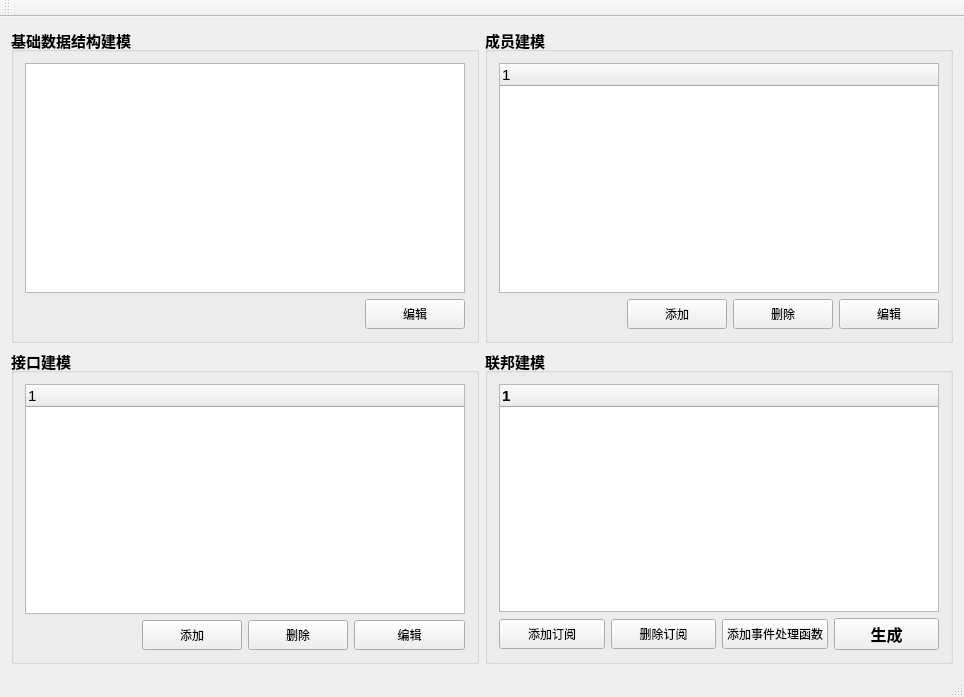
The window that modelDesign/modelDesign/mainWindow.ui (fresh-ji/SimuFrame) describes before a commit, drawn with Qt 5.
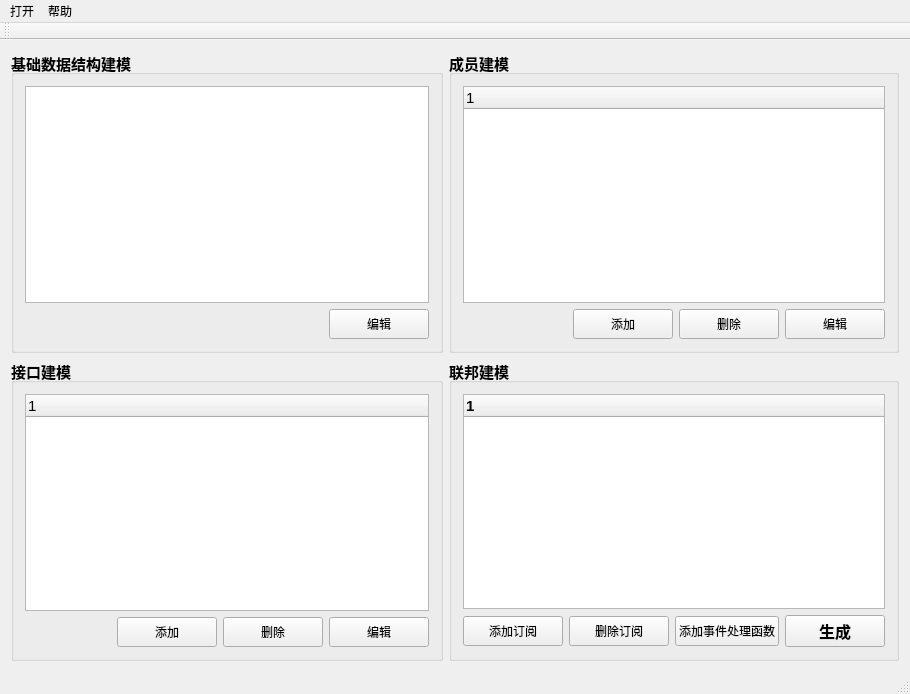
The same window after the commit.

What changed in the file:
```diff
--- a/modelDesign/modelDesign/mainWindow.ui
+++ b/modelDesign/modelDesign/mainWindow.ui
@@ -6,8 +6,8 @@
    <rect>
     <x>0</x>
     <y>0</y>
-    <width>964</width>
-    <height>697</height>
+    <width>910</width>
+    <height>694</height>
    </rect>
   </property>
   <property name="minimumSize">
@@ -507,10 +507,24 @@
     <rect>
      <x>0</x>
      <y>0</y>
-     <width>964</width>
+     <width>910</width>
      <height>23</height>
     </rect>
    </property>
+   <widget class="QMenu" name="menu">
+    <property name="title">
+     <string>打开</string>
+    </property>
+   </widget>
+   <widget class="QMenu" name="menu_2">
+    <property name="title">
+     <string>帮助</string>
+    </property>
+    <addaction name="action_2"/>
+    <addaction name="action_3"/>
+   </widget>
+   <addaction name="menu"/>
+   <addaction name="menu_2"/>
   </widget>
   <widget class="QToolBar" name="mainToolBar">
    <attribute name="toolBarArea">
```
Left out of the diff: 103 changed lines with no effect on the pictures.
